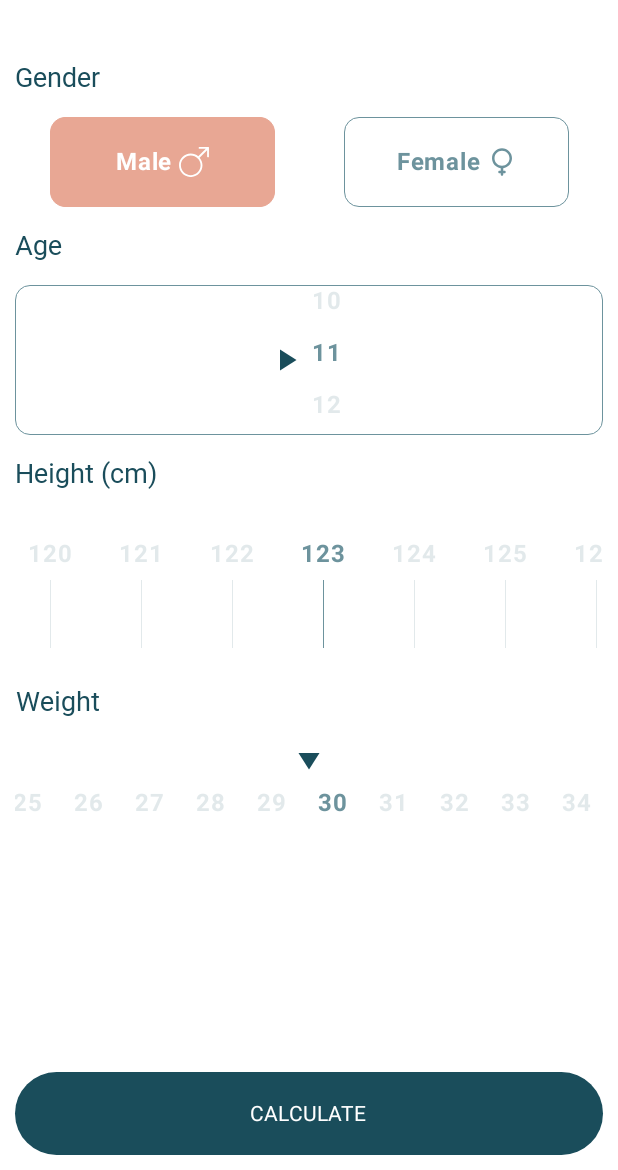
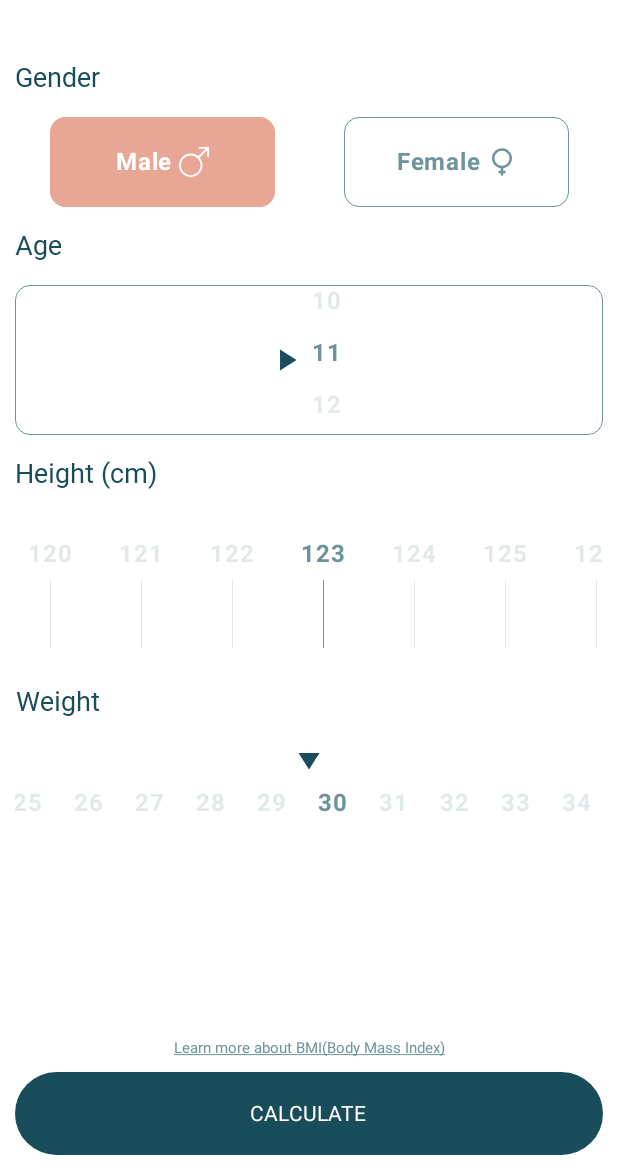
Before and after one commit to Aslmmon/BMI-calculator, an Android app built with Jetpack Compose: the screen it shows after launch (MainActivity), after a tap on "Male", on a phone screen of 412 x 824 dp, the part 66-1236 px from its top. Run offline under Robolectric (Android 15) with nearby library versions, the phone set to English and light mode, and no system bars; our stand-ins replace Dagger/Hilt's generated code; Roboto replaces fonts that are not available here.

Commit message:
added Learn More website

```diff
--- a/features/bmi_input/src/main/java/com/ontop/DataConstants.kt
+++ b/features/bmi_input/src/main/java/com/ontop/DataConstants.kt
@@ -1,5 +1,6 @@
 package com.ontop
 
+import androidx.compose.ui.platform.LocalUriHandler
 import com.ontop.inputapp.R
 
 
@@ -15,3 +16,6 @@ data class Person(var name: String, var age: Int)
 var ageList = (10..100).toMutableList()
 var heightList = (120..220).toMutableList()
 var weightList = (25..220).toMutableList()
+
+
+const val BMIIndexUrl = "https://my.clevelandclinic.org/health/articles/9464-body-mass-index-bmi"
--- a/features/bmi_input/src/main/java/com/ontop/inputapp/shared_ui/components.kt
+++ b/features/bmi_input/src/main/java/com/ontop/inputapp/shared_ui/components.kt
@@ -59,11 +59,11 @@ import com.ontop.weightList
 import kotlin.math.abs
 
 @Composable
-fun TitleScreen(modifier: Modifier = Modifier, title: String) {
+fun TitleScreen( title: String) {
     Text(
         text = title,
         color = MaterialTheme.colorScheme.surface,
-        modifier = modifier
+        modifier = Modifier
             .padding(16.dp)
             .fillMaxWidth(),
         textAlign = TextAlign.Center,
--- a/features/bmi_input/src/main/java/com/ontop/inputapp/ui/BmiInputScreen.kt
+++ b/features/bmi_input/src/main/java/com/ontop/inputapp/ui/BmiInputScreen.kt
@@ -1,5 +1,8 @@
 package com.ontop.inputapp.ui
 
+import android.content.ActivityNotFoundException
+import android.widget.Toast
+import androidx.compose.foundation.clickable
 import androidx.compose.foundation.layout.Arrangement
 import androidx.compose.foundation.layout.Box
 import androidx.compose.foundation.layout.Column
@@ -10,6 +13,8 @@ import androidx.compose.foundation.lazy.LazyRow
 import androidx.compose.foundation.lazy.itemsIndexed
 import androidx.compose.foundation.rememberScrollState
 import androidx.compose.foundation.verticalScroll
+import androidx.compose.material3.MaterialTheme
+import androidx.compose.material3.Text
 import androidx.compose.runtime.Composable
 import androidx.compose.runtime.getValue
 import androidx.compose.runtime.mutableStateOf
@@ -17,10 +22,16 @@ import androidx.compose.runtime.remember
 import androidx.compose.runtime.setValue
 import androidx.compose.ui.Alignment
 import androidx.compose.ui.Modifier
+import androidx.compose.ui.platform.LocalContext
+import androidx.compose.ui.platform.LocalUriHandler
 import androidx.compose.ui.res.stringResource
+import androidx.compose.ui.text.TextStyle
+import androidx.compose.ui.text.style.TextDecoration
 import androidx.compose.ui.tooling.preview.Preview
 import androidx.compose.ui.unit.dp
+import androidx.compose.ui.unit.sp
 import androidx.hilt.navigation.compose.hiltViewModel
+import com.ontop.BMIIndexUrl
 import com.ontop.genders
 import com.ontop.inputapp.R
 import com.ontop.inputapp.shared_ui.AgeContent
@@ -35,20 +46,20 @@ import com.ontop.inputapp.shared_ui._gap
 
 @Composable
 fun BmiInputScreen(
-    modifier: Modifier = Modifier,
     upperCaseInputViewModel: UpperCaseInputViewModel = hiltViewModel()
 ) {
     val scrollState = rememberScrollState()
-
+    val uriHandler = LocalUriHandler.current
+    val context = LocalContext.current
     Column(
-        modifier = modifier
+        modifier = Modifier
             .padding(horizontal = 10.dp)
             .verticalScroll(scrollState)
     ) {
-        TitleScreen(modifier, stringResource(id = R.string.bmi_calculator_title))
+        TitleScreen(stringResource(id = R.string.bmi_calculator_title))
         _gap(height = 10)
         ContentWithTitle(title = stringResource(R.string.gender_title)) {
-            GenderContent(modifier)
+            GenderContent()
         }
         ContentWithTitle(title = stringResource(R.string.age_title)) {
             AgeContent()
@@ -69,22 +80,36 @@ fun BmiInputScreen(
             .fillMaxSize()
             .padding(horizontal = 10.dp, vertical = 10.dp)
     ) {
-        Column(modifier = Modifier.align(Alignment.BottomCenter)) {
+        Column(
+            modifier = Modifier.align(Alignment.BottomCenter),
+            horizontalAlignment = Alignment.CenterHorizontally
+        ) {
+            Text(
+                stringResource(id = R.string.learn_text), fontSize = 10.sp,
+                color = MaterialTheme.colorScheme.primary,
+                modifier = Modifier.clickable {
+                    try {
+                        uriHandler.openUri(BMIIndexUrl)
+                    } catch (e: Exception) {
+                        Toast.makeText(context, "No browser found", Toast.LENGTH_SHORT).show()
+                    }
+                },
+                style = TextStyle(textDecoration = TextDecoration.Underline)
+            )
+            _gap()
             BMIButton(
-                modifier = modifier
+                modifier = Modifier
                     .fillMaxWidth()
                     .align(Alignment.End),
                 stringResource(R.string.calculate_bmi),
-                onClick = {
-
-                })
+                onClick = { })
         }
     }
 
 }
 
 @Composable
-private fun GenderContent(modifier: Modifier) {
+private fun GenderContent() {
     var selectedGender by remember { mutableStateOf<Int>(-1) }
 
     LazyRow(
@@ -93,7 +118,7 @@ private fun GenderContent(modifier: Modifier) {
     ) {
         itemsIndexed(genders) { index, item ->
             GenderView(
-                modifier = modifier, gender = item, onGenderClicked = {
+                modifier = Modifier, gender = item, onGenderClicked = {
                     selectedGender = index
                 }, selectedGender == index
             )
@@ -107,14 +132,3 @@ private fun GenderContent(modifier: Modifier) {
 fun ShowBMiInputScreen() {
     BmiInputScreen()
 }
-
-//RoundedCardView(modifier = modifier) {
-//    var lists =
-//        listOf(2, 3, 4, 5, 6, 7, 8, 9, 10, 11, 12, 23, 45, 12, 12, 12, 14, 13, 14)
-//
-//    ScrollableRowList(modifier = modifier, content = { isSameIndex, item ->
-//        HeightViewNew(modifier, isSameIndex, item)
-//
-//    }, lists = lists)
-//
-//}
--- a/features/bmi_input/src/main/res/values/strings.xml
+++ b/features/bmi_input/src/main/res/values/strings.xml
@@ -8,5 +8,6 @@
     <string name="height">Height (cm)</string>
     <string name="age_title">Age</string>
     <string name="weight">Weight</string>
+    <string name="learn_text">Learn more about BMI(Body Mass Index)</string>
     <string name="calculate_bmi">CALCULATE </string>
 </resources>
--- a/features/splash/src/main/java/com/ontop/home/ui/Splash.kt
+++ b/features/splash/src/main/java/com/ontop/home/ui/Splash.kt
@@ -39,7 +39,7 @@ fun SplashScreen(
     Column(
         modifier = modifier
             .fillMaxSize()
-            .background(MaterialTheme.colorScheme.primary),
+            .background(MaterialTheme.colorScheme.surface),
         Arrangement.Center,
         Alignment.CenterHorizontally
     ) {
```
